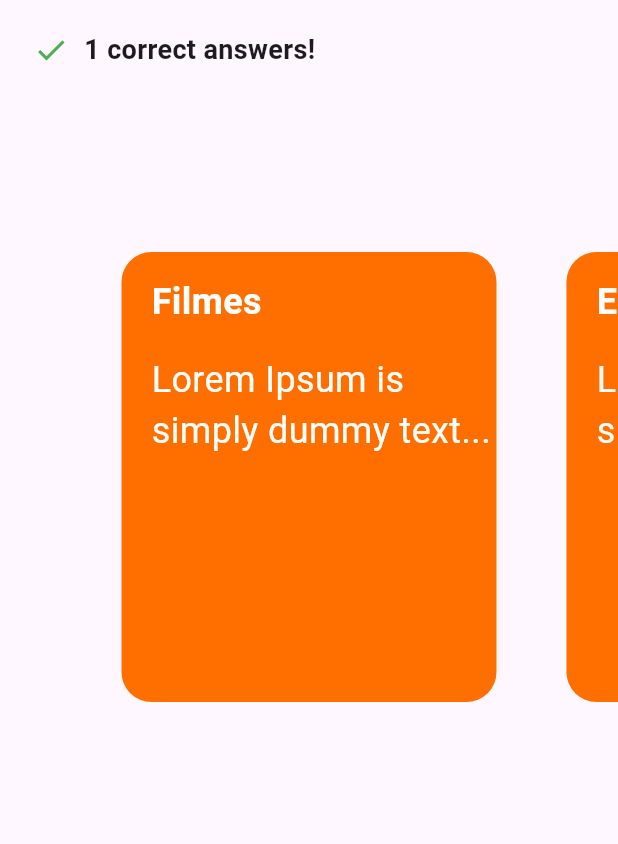
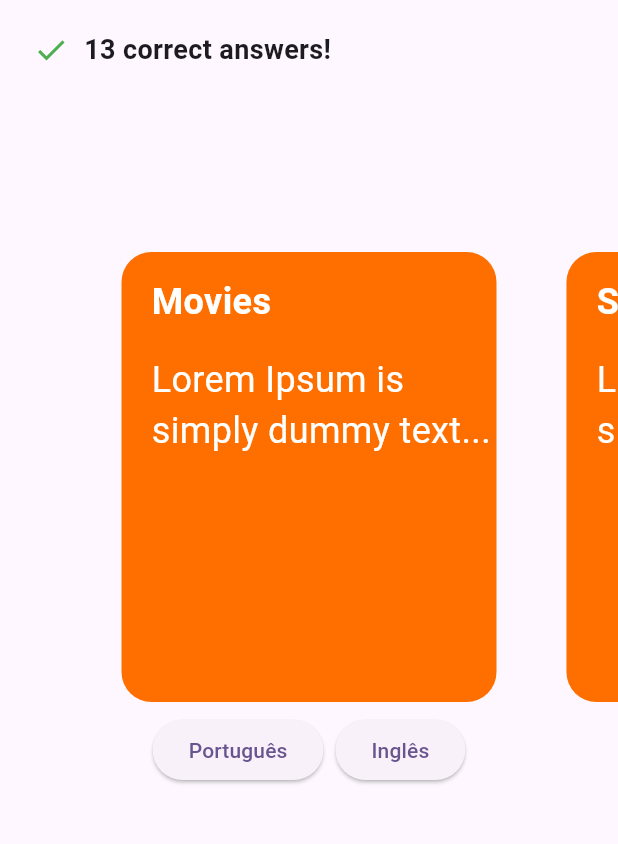
Before and after one commit to PedroGSantos/QuizApp, a Flutter app: the screen it shows after launch, on a phone screen of 412 x 824 dp, the part 141-985 px from its top. Run offline on Flutter 3.47's test engine with Material 2 defaults, Android fonts, the phone set to English and light mode, and no system bars; drawn by our look-alikes of carousel_slider; our stand-ins replace flutter_dotenv.

Commit message:
feat: internalizing the home page

```diff
--- a/lib/l10n/intl_en.arb
+++ b/lib/l10n/intl_en.arb
@@ -1,5 +1,7 @@
 {
   "@@locale": "en",
   "welcomeMessage": "Welcome to Quiz-GPT",
-  "answers": "{number} correct answers!"
+  "answers": "{number} correct answers!",
+  "movies": "Movies",
+  "sports": "Sports"
 }
--- a/lib/l10n/intl_pt.arb
+++ b/lib/l10n/intl_pt.arb
@@ -1,5 +1,7 @@
 {
   "@@locale": "pt",
   "welcomeMessage": "Bem-vindo ao Quiz-GPT",
-  "answers": "{number} respostas corretas!"
+  "answers": "{number} respostas corretas!",
+  "movies": "Filmes",
+  "sports": "Esportes"
 }
--- a/lib/main.dart
+++ b/lib/main.dart
@@ -5,7 +5,6 @@ import './pages/question.dart';
 import './pages/home.dart';
 
 Future<void> main() async {
-  await initializeMessages('pt');
   runApp(const MyApp());
 }
 
--- a/lib/pages/home.dart
+++ b/lib/pages/home.dart
@@ -4,13 +4,23 @@ import 'package:quiz_app/network.dart';
 import 'package:quiz_app/pages/question.dart'; // Importe o pacote do carrossel
 import 'package:quiz_app/generated/l10n.dart';
 
-class Home extends StatelessWidget {
-  const Home({super.key});
+class Home extends StatefulWidget {
+  const Home({Key? key}) : super(key: key);
 
+  @override
+  _HomeState createState() => _HomeState();
+}
+
+class _HomeState extends State<Home> {
   @override
   Widget build(BuildContext context) {
     S localizations = S.of(context);
-    print(localizations.welcomeMessage);
+    _setLocale(String language) {
+      setState(() {
+        S.load(Locale(language));
+      });
+    }
+
     return Scaffold(
       body: Column(
         mainAxisAlignment: MainAxisAlignment.start,
@@ -32,7 +42,7 @@ class Home extends StatelessWidget {
                 const Icon(Icons.check, color: Colors.green), // Ícone de check
                 const SizedBox(width: 10), // Espaço entre o ícone e o texto
                 Text(
-                  localizations.answers(1),
+                  localizations.answers(13),
                   style: const TextStyle(
                       fontSize: 18, fontWeight: FontWeight.bold),
                 ),
@@ -70,23 +80,23 @@ class Home extends StatelessWidget {
                     color: const Color(0xFFFF6F00),
                     borderRadius: BorderRadius.circular(20),
                   ),
-                  child: const Column(
+                  child: Column(
                     mainAxisAlignment: MainAxisAlignment.start,
                     crossAxisAlignment: CrossAxisAlignment.start,
                     children: [
                       Padding(
-                        padding: EdgeInsets.only(left: 20.0, top: 16.0),
+                        padding: const EdgeInsets.only(left: 20.0, top: 16.0),
                         child: Text(
-                          'Filmes',
-                          style: TextStyle(
+                          localizations.movies,
+                          style: const TextStyle(
                             fontSize: 24,
                             fontWeight: FontWeight.bold,
                             color: Color(0xFFFFFFFF),
                           ),
                         ),
                       ),
-                      SizedBox(height: 10),
-                      Padding(
+                      const SizedBox(height: 10),
+                      const Padding(
                         padding: EdgeInsets.only(left: 20.0, top: 8.0),
                         child: Text(
                           'Lorem Ipsum is simply dummy text...',
@@ -113,23 +123,23 @@ class Home extends StatelessWidget {
                     color: const Color(0xFFFF6F00),
                     borderRadius: BorderRadius.circular(20),
                   ),
-                  child: const Column(
+                  child: Column(
                     mainAxisAlignment: MainAxisAlignment.start,
                     crossAxisAlignment: CrossAxisAlignment.start,
                     children: [
                       Padding(
-                        padding: EdgeInsets.only(left: 20.0, top: 16.0),
+                        padding: const EdgeInsets.only(left: 20.0, top: 16.0),
                         child: Text(
-                          'Esportes',
-                          style: TextStyle(
+                          localizations.sports,
+                          style: const TextStyle(
                             fontSize: 24,
                             fontWeight: FontWeight.bold,
                             color: Color(0xFFFFFFFF),
                           ),
                         ),
                       ),
-                      SizedBox(height: 10),
-                      Padding(
+                      const SizedBox(height: 10),
+                      const Padding(
                         padding: EdgeInsets.only(left: 20.0, top: 8.0),
                         child: Text(
                           'Lorem Ipsum is simply dummy text...',
@@ -145,6 +155,19 @@ class Home extends StatelessWidget {
               ),
             ],
           ),
+          ButtonBar(
+            alignment: MainAxisAlignment.center,
+            children: [
+              ElevatedButton(
+                child: const Text('Português'),
+                onPressed: () => _setLocale('pt'),
+              ),
+              ElevatedButton(
+                child: const Text('Inglês'),
+                onPressed: () => _setLocale('en'),
+              ),
+            ],
+          )
         ],
       ),
       floatingActionButton: const Row(
```
Also changed, not shown: lib/generated/intl/messages_en.dart, lib/generated/intl/messages_pt.dart, lib/generated/l10n.dart, 2 other files.
